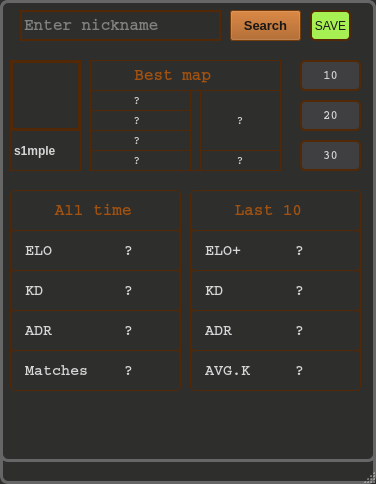
Above: mainwindow.ui from vixPP/FaceitStatsWidjet before the change. Below: the same form after it.
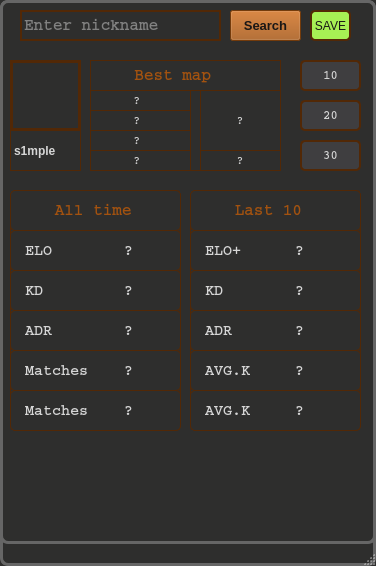
That is the form after the change.

```diff
--- a/mainwindow.ui
+++ b/mainwindow.ui
@@ -7,7 +7,7 @@
     <x>0</x>
     <y>0</y>
     <width>376</width>
-    <height>484</height>
+    <height>566</height>
    </rect>
   </property>
   <property name="font">
@@ -37,7 +37,7 @@
       <x>10</x>
       <y>190</y>
       <width>171</width>
-      <height>201</height>
+      <height>241</height>
      </rect>
     </property>
     <property name="styleSheet">
@@ -201,6 +201,40 @@
       <string>Matches    ?</string>
      </property>
     </widget>
+    <widget class="QLabel" name="text_Matches_2">
+     <property name="geometry">
+      <rect>
+       <x>0</x>
+       <y>200</y>
+       <width>171</width>
+       <height>41</height>
+      </rect>
+     </property>
+     <property name="sizePolicy">
+      <sizepolicy hsizetype="Preferred" vsizetype="Preferred">
+       <horstretch>0</horstretch>
+       <verstretch>0</verstretch>
+      </sizepolicy>
+     </property>
+     <property name="font">
+      <font>
+       <family>Courier</family>
+       <pointsize>11</pointsize>
+       <bold>true</bold>
+      </font>
+     </property>
+     <property name="styleSheet">
+      <string notr="true">QLabel
+
+{
+color: rgb(214, 214, 214);
+}
+</string>
+     </property>
+     <property name="text">
+      <string>Matches    ?</string>
+     </property>
+    </widget>
    </widget>
    <widget class="QLabel" name="label_NAME">
     <property name="geometry">
@@ -260,7 +294,7 @@
       <x>190</x>
       <y>190</y>
       <width>171</width>
-      <height>201</height>
+      <height>241</height>
      </rect>
     </property>
     <property name="styleSheet">
@@ -424,6 +458,40 @@
       <string>ELO+      ?</string>
      </property>
     </widget>
+    <widget class="QLabel" name="text_AVG_LastMatches_2">
+     <property name="geometry">
+      <rect>
+       <x>0</x>
+       <y>200</y>
+       <width>171</width>
+       <height>41</height>
+      </rect>
+     </property>
+     <property name="sizePolicy">
+      <sizepolicy hsizetype="Preferred" vsizetype="Preferred">
+       <horstretch>0</horstretch>
+       <verstretch>0</verstretch>
+      </sizepolicy>
+     </property>
+     <property name="font">
+      <font>
+       <family>Courier</family>
+       <pointsize>11</pointsize>
+       <bold>true</bold>
+      </font>
+     </property>
+     <property name="styleSheet">
+      <string notr="true">QLabel
+
+{
+color: rgb(214, 214, 214);
+}
+</string>
+     </property>
+     <property name="text">
+      <string>AVG.K     ?</string>
+     </property>
+    </widget>
    </widget>
    <widget class="QPushButton" name="pushButton_10">
     <property name="geometry">
```
